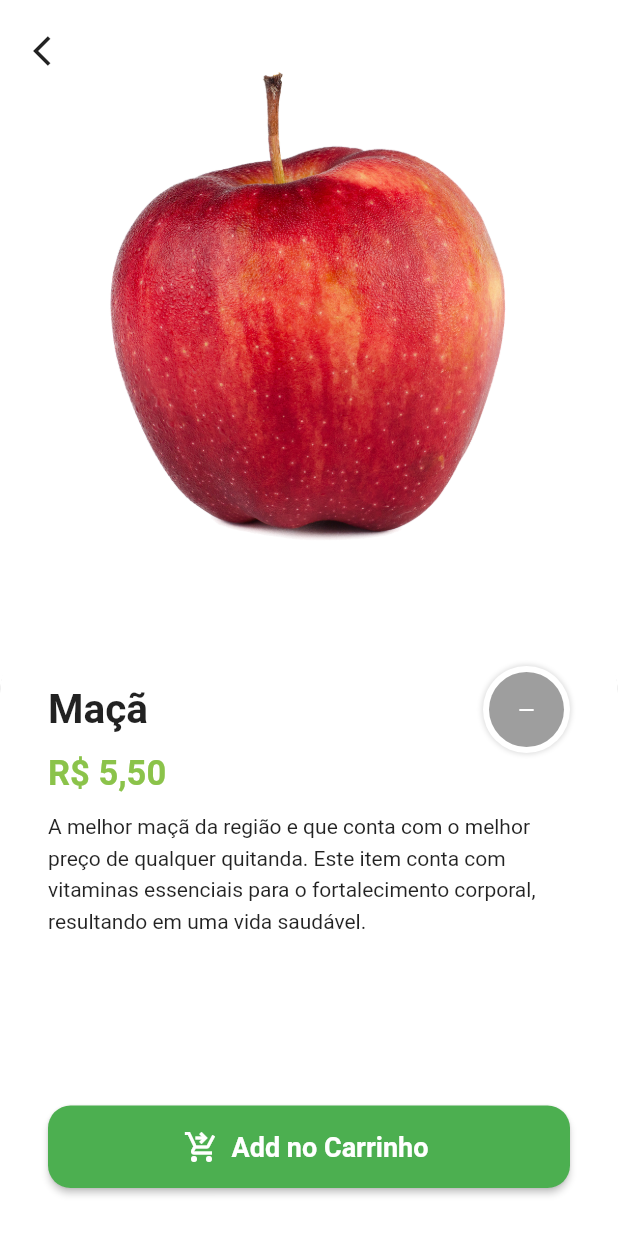
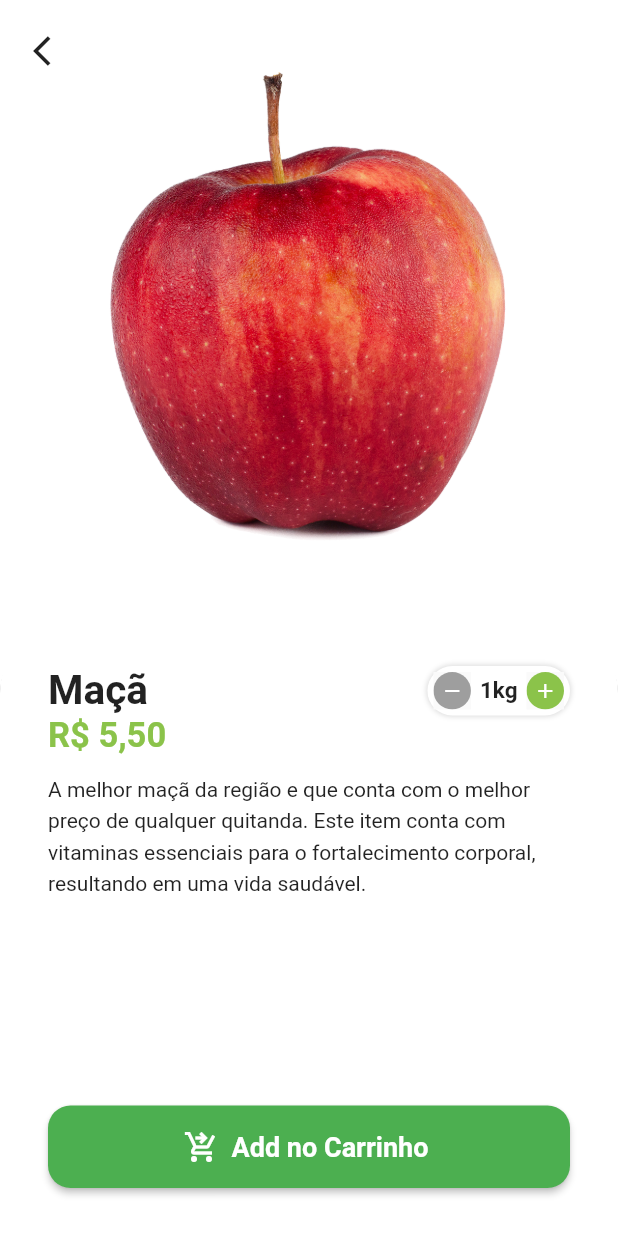
Before and after one commit to Luthianni/greengrocer, a Flutter app: the screen it shows after launch, after a tap on "Entrar", after a tap on "Maçã", on a phone screen of 412 x 824 dp. Run offline on Flutter 3.47's test engine with Material 2 defaults, Android fonts, the phone set to English and light mode, and no system bars; our stand-ins replace animated_text_kit, badges, mask_text_input_formatter.

Commit message:
Criado botão de quantidade

```diff
--- a/lib/src/pages/common_widgets/quantity_widget.dart
+++ b/lib/src/pages/common_widgets/quantity_widget.dart
@@ -2,6 +2,7 @@ import 'package:flutter/cupertino.dart';
 import 'package:flutter/material.dart';
 import 'package:flutter/src/widgets/container.dart';
 import 'package:flutter/src/widgets/framework.dart';
+import 'package:greengrocer/src/config/custom_colors.dart';
 
 class QuantityWidget extends StatelessWidget {
   const QuantityWidget({super.key});
@@ -23,21 +24,64 @@ class QuantityWidget extends StatelessWidget {
       ),
       child: Row(
         children: [
-          Container(
-            height: 50,
-            width: 50,
-            decoration: const BoxDecoration(
-              color: Colors.grey,
-              shape: BoxShape.circle,
+          _QuantityButton(
+            icon: Icons.remove,
+            color: Colors.grey,
+            onPressed: () {},
+          ),
+          const Padding(
+            padding: EdgeInsets.symmetric(horizontal: 6),
+            child: Text(
+              '1kg',
+              style: TextStyle(
+                fontSize: 15,
+                fontWeight: FontWeight.bold,
+              ),
             ),
-            child: const Icon(
-              Icons.remove,
-              color: Colors.white,
-              size: 16,
-            ),
+          ),
+          _QuantityButton(
+            icon: Icons.add,
+            color: CustomColors.customSwatchColor,
+            onPressed: () {},
           ),
         ],
       ),
     );
   }
 }
+
+class _QuantityButton extends StatelessWidget {
+  final Color color;
+  final IconData icon;
+  final VoidCallback onPressed;
+
+  const _QuantityButton({
+    Key? key,
+    required this.color,
+    required this.icon,
+    required this.onPressed,
+  }) : super(key: key);
+
+  @override
+  Widget build(BuildContext context) {
+    return Material(
+      child: InkWell(
+        borderRadius: BorderRadius.circular(50),
+        onTap: onPressed,
+        child: Ink(
+          height: 25,
+          width: 25,
+          decoration: BoxDecoration(
+            color: color,
+            shape: BoxShape.circle,
+          ),
+          child: Icon(
+            icon,
+            color: Colors.white,
+            size: 16,
+          ),
+        ),
+      ),
+    );
+  }
+}
```
